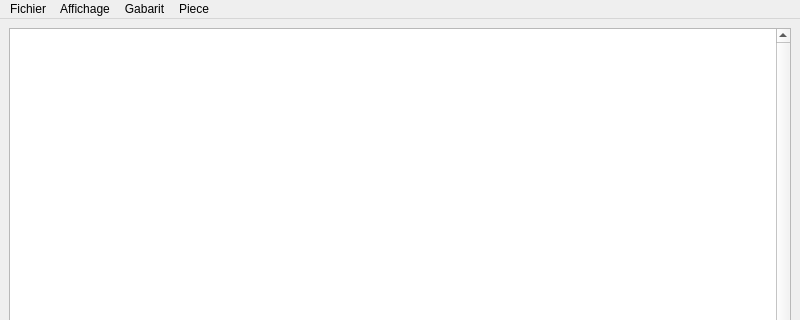
Before: the Qt Designer form mainwindow.ui in gilboonet/Deplieur-CPP, drawn with Qt 5; both pictures show x 0 to 800 and y 0 to 320 of the 800 by 600 pixel window.
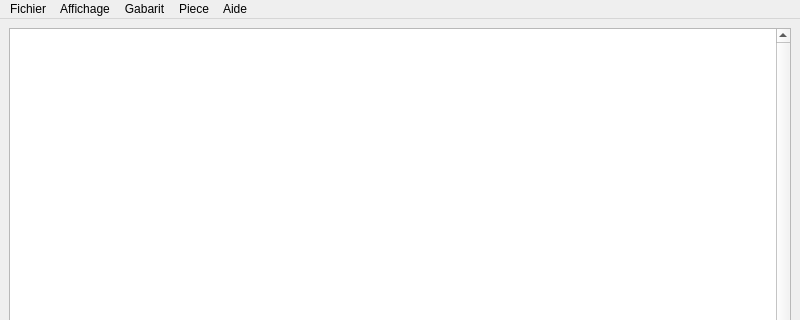
After: the same form once the commit is applied.

Commit message: Simplification des raccourcis clavier

Diff of the .ui file:
```diff
--- a/mainwindow.ui
+++ b/mainwindow.ui
@@ -154,10 +154,17 @@
     <addaction name="menuLanguettes"/>
     <addaction name="menuHaut_Languettes"/>
    </widget>
+   <widget class="QMenu" name="menuAide">
+    <property name="title">
+     <string>Aide</string>
+    </property>
+    <addaction name="actionWiki"/>
+   </widget>
    <addaction name="menuFichier"/>
    <addaction name="menuAffichage"/>
    <addaction name="menuGabarit"/>
    <addaction name="menuPiece"/>
+   <addaction name="menuAide"/>
   </widget>
   <widget class="QStatusBar" name="statusbar"/>
   <action name="actionNouveau">
```
Left out of the diff: 19 changed lines with no effect on the pictures.
